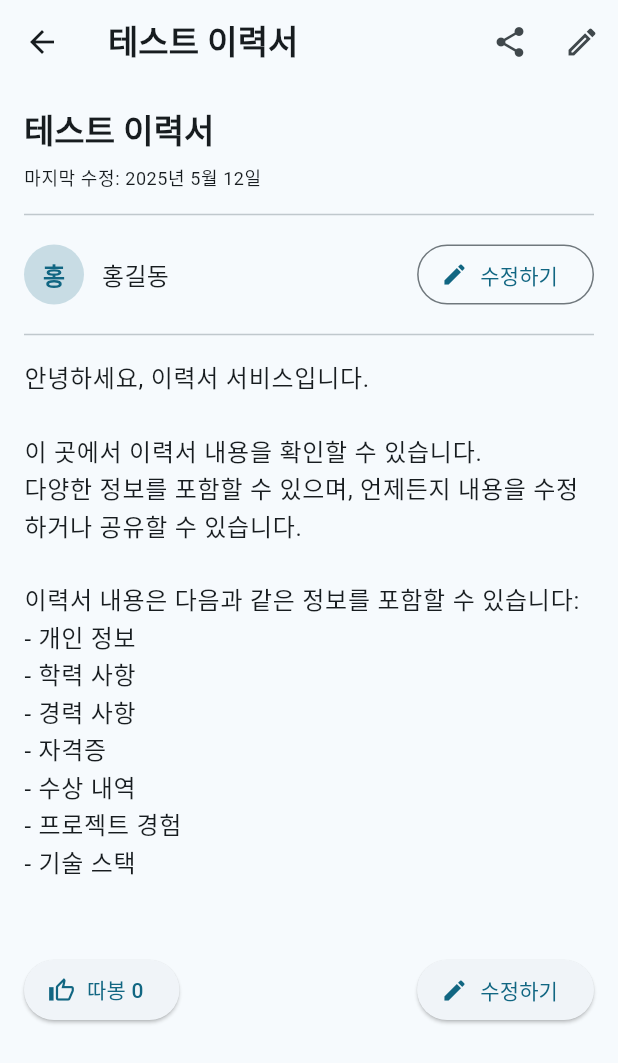
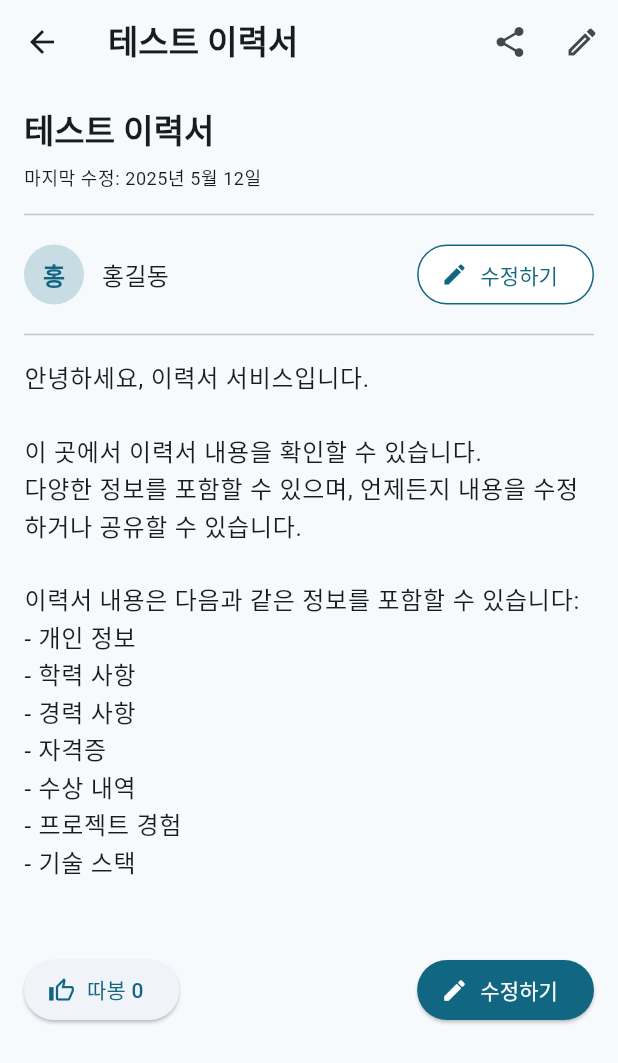
Before and after one commit to happy-yeachan/NoteAnywhere_FE, a Flutter app: the ResumeViewerScreen screen opened directly with empty values, on a phone screen of 412 x 824 dp. Shown: the top 1063 px of the screen. Run offline on Flutter 3.47's test engine with Material 3 defaults, Android fonts, the phone set to English and light mode, and no system bars; our stand-ins replace equatable, go_router; Roboto replaces fonts that are missing (Pretendard).

Commit message:
style: 이력서 수정 버튼 가독성 개선

```diff
--- a/lib/screens/resume_viewer_screen.dart
+++ b/lib/screens/resume_viewer_screen.dart
@@ -366,6 +366,12 @@ class _ResumeViewerScreenState extends State<ResumeViewerScreen> {
                   },
                   icon: const Icon(Icons.edit),
                   label: const Text('수정하기'),
+                  style: OutlinedButton.styleFrom(
+                    foregroundColor: Theme.of(context).colorScheme.primary,
+                    backgroundColor: Colors.white,
+                    side: BorderSide(
+                        color: Theme.of(context).colorScheme.primary),
+                  ),
                 ),
               ],
             ),
@@ -408,6 +414,10 @@ class _ResumeViewerScreenState extends State<ResumeViewerScreen> {
                   },
                   icon: const Icon(Icons.edit),
                   label: const Text('수정하기'),
+                  style: ElevatedButton.styleFrom(
+                    foregroundColor: Colors.white,
+                    backgroundColor: Theme.of(context).colorScheme.primary,
+                  ),
                 ),
               ],
             ),
@@ -530,8 +540,9 @@ class _ResumeViewerScreenState extends State<ResumeViewerScreen> {
                                 horizontal: 16,
                                 vertical: 12,
                               ),
+                              foregroundColor: Colors.white,
                               backgroundColor:
-                                  Theme.of(context).colorScheme.secondary,
+                                  Theme.of(context).colorScheme.primary,
                             ),
                           ),
                         ],
```
